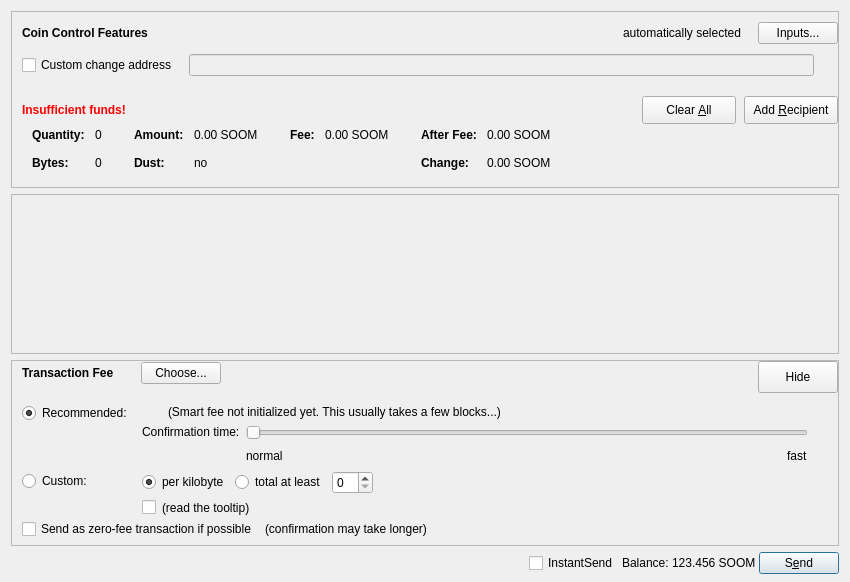
Qt form src/qt/forms/sendcoinsdialog.ui (soom-4th-blockchain/soom-core) before a commit.
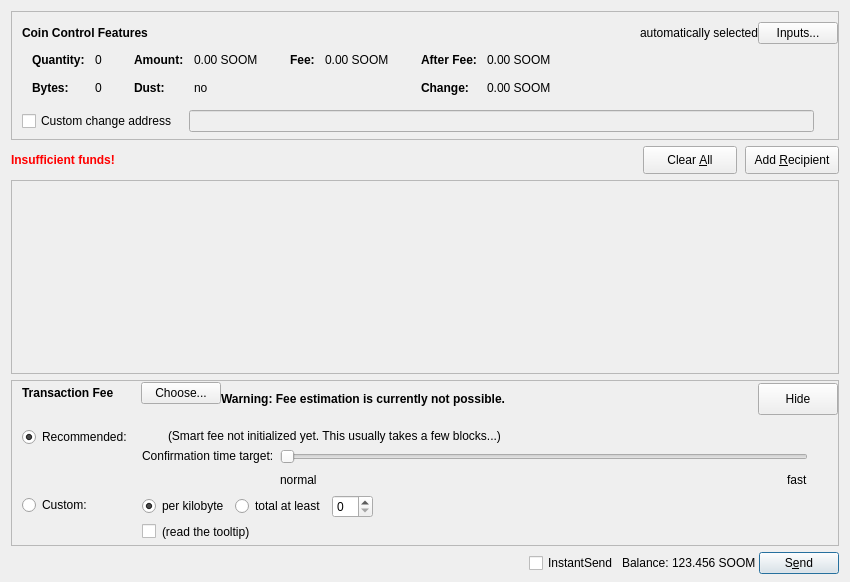
The same form after that commit. Custom widgets are drawn as their Qt base class.

Diff of the .ui file:
```diff
--- a/src/qt/forms/sendcoinsdialog.ui
+++ b/src/qt/forms/sendcoinsdialog.ui
@@ -13,7 +13,7 @@
   <property name="windowTitle">
    <string>Send Coins</string>
   </property>
-  <layout class="QVBoxLayout" name="verticalLayout" stretch="0,1,0,0">
+  <layout class="QVBoxLayout" name="verticalLayout" stretch="0,0,1,0,0">
    <property name="bottomMargin">
     <number>8</number>
    </property>
@@ -54,7 +54,7 @@
        <number>6</number>
       </property>
       <item>
-       <layout class="QVBoxLayout" name="verticalLayoutCoinControl" stretch="0,0,0,0,1">
+       <layout class="QVBoxLayout" name="verticalLayoutCoinControl" stretch="0,0,0,1">
         <property name="spacing">
          <number>0</number>
         </property>
@@ -95,13 +95,25 @@
            <widget class="QLabel" name="labelCoinControlAutomaticallySelected">
             <property name="maximumSize">
              <size>
-              <width>135</width>
+              <width>16777215</width>
               <height>16777215</height>
              </size>
             </property>
+            <property name="font">
+             <font>
+              <weight>50</weight>
+              <bold>false</bold>
+             </font>
+            </property>
+            <property name="layoutDirection">
+             <enum>Qt::LeftToRight</enum>
+            </property>
             <property name="text">
              <string>automatically selected</string>
             </property>
+            <property name="alignment">
+             <set>Qt::AlignRight|Qt::AlignTrailing|Qt::AlignVCenter</set>
+            </property>
             <property name="margin">
              <number>5</number>
             </property>
@@ -128,156 +140,6 @@
           </item>
          </layout>
         </item>
-        <item>
-         <layout class="QHBoxLayout" name="horizontalLayoutCoinControl4" stretch="0,0,0">
-          <property name="spacing">
-           <number>12</number>
-          </property>
-          <property name="sizeConstraint">
-           <enum>QLayout::SetDefaultConstraint</enum>
-          </property>
-          <property name="topMargin">
-           <number>5</number>
-          </property>
-          <property name="rightMargin">
-           <number>5</number>
-          </property>
-          <item>
-           <widget class="QCheckBox" name="checkBoxCoinControlChange">
-            <property name="toolTip">
-             <string>If this is activated, but the change address is empty or invalid, change will be sent to a newly generated address.</string>
-            </property>
-            <property name="text">
-             <string>Custom change address</string>
-            </property>
-           </widget>
-          </item>
-          <item>
-           <widget class="QValidatedLineEdit" name="lineEditCoinControlChange">
-            <property name="enabled">
-             <bool>false</bool>
-            </property>
-            <property name="sizePolicy">
-             <sizepolicy hsizetype="Expanding" vsizetype="Fixed">
-              <horstretch>0</horstretch>
-              <verstretch>0</verstretch>
-             </sizepolicy>
-            </property>
-           </widget>
-          </item>
-          <item>
-           <widget class="QLabel" name="labelCoinControlChangeLabel">
-            <property name="sizePolicy">
-             <sizepolicy hsizetype="Preferred" vsizetype="Expanding">
-              <horstretch>0</horstretch>
-              <verstretch>0</verstretch>
-             </sizepolicy>
-            </property>
-            <property name="minimumSize">
-             <size>
-              <width>0</width>
-              <height>0</height>
-             </size>
-            </property>
-            <property name="text">
-             <string/>
-            </property>
-            <property name="margin">
-             <number>3</number>
-            </property>
-           </widget>
-          </item>
-         </layout>
-        </item>
-        <item>
-         <layout class="QHBoxLayout" name="horizontalLayoutCoinControl2" stretch="0,0,0,0">
-          <property name="spacing">
-           <number>8</number>
-          </property>
-          <property name="topMargin">
-           <number>20</number>
-          </property>
-          <property name="bottomMargin">
-           <number>0</number>
-          </property>
-          <item>
-           <widget class="QLabel" name="labelCoinControlInsuffFunds">
-            <property name="font">
-             <font>
-              <weight>75</weight>
-              <bold>true</bold>
-             </font>
-            </property>
-            <property name="styleSheet">
-             <string notr="true">color:red;font-weight:bold;</string>
-            </property>
-            <property name="text">
-             <string>Insufficient funds!</string>
-            </property>
-            <property name="margin">
-             <number>5</number>
-            </property>
-           </widget>
-          </item>
-          <item>
-           <spacer name="horizontalSpacerCoinControl">
-            <property name="orientation">
-             <enum>Qt::Horizontal</enum>
-            </property>
-            <property name="sizeHint" stdset="0">
-             <size>
-              <width>40</width>
-              <height>1</height>
-             </size>
-            </property>
-           </spacer>
-          </item>
-          <item>
-           <widget class="QPushButton" name="clearButton">
-            <property name="sizePolicy">
-             <sizepolicy hsizetype="Minimum" vsizetype="Fixed">
-              <horstretch>0</horstretch>
-              <verstretch>0</verstretch>
-             </sizepolicy>
-            </property>
-            <property name="minimumSize">
-             <size>
-              <width>94</width>
-              <height>28</height>
-             </size>
-            </property>
-            <property name="toolTip">
-             <string>Clear all fields of the form.</string>
-            </property>
-            <property name="text">
-             <string>Clear &amp;All</string>
-            </property>
-            <property name="autoDefault">
-             <bool>false</bool>
-            </property>
-           </widget>
-          </item>
-          <item>
-           <widget class="QPushButton" name="addButton">
-            <property name="minimumSize">
-             <size>
-              <width>94</width>
-              <height>28</height>
-             </size>
-            </property>
-            <property name="toolTip">
-             <string>Send to multiple recipients at once</string>
-            </property>
-            <property name="text">
-             <string>Add &amp;Recipient</string>
-            </property>
-            <property name="autoDefault">
-             <bool>false</bool>
-            </property>
-           </widget>
-          </item>
-         </layout>
-        </item>
         <item>
          <widget class="QWidget" name="widgetCoinControl" native="true">
           <property name="sizePolicy">
@@ -618,6 +480,67 @@
           </layout>
          </widget>
         </item>
+        <item>
+         <layout class="QHBoxLayout" name="horizontalLayoutCoinControl4" stretch="0,0,0">
+          <property name="spacing">
+           <number>12</number>
+          </property>
+          <property name="sizeConstraint">
+           <enum>QLayout::SetDefaultConstraint</enum>
+          </property>
+          <property name="topMargin">
+           <number>5</number>
+          </property>
+          <property name="rightMargin">
+           <number>5</number>
+          </property>
+          <item>
+           <widget class="QCheckBox" name="checkBoxCoinControlChange">
+            <property name="toolTip">
+             <string>If this is activated, but the change address is empty or invalid, change will be sent to a newly generated address.</string>
+            </property>
+            <property name="text">
+             <string>Custom change address</string>
+            </property>
+           </widget>
+          </item>
+          <item>
+           <widget class="QValidatedLineEdit" name="lineEditCoinControlChange">
+            <property name="enabled">
+             <bool>false</bool>
+            </property>
+            <property name="sizePolicy">
+             <sizepolicy hsizetype="Expanding" vsizetype="Fixed">
+              <horstretch>0</horstretch>
+              <verstretch>0</verstretch>
+             </sizepolicy>
+            </property>
+           </widget>
+          </item>
+          <item>
+           <widget class="QLabel" name="labelCoinControlChangeLabel">
+            <property name="sizePolicy">
+             <sizepolicy hsizetype="Preferred" vsizetype="Expanding">
+              <horstretch>0</horstretch>
+              <verstretch>0</verstretch>
+             </sizepolicy>
+            </property>
+            <property name="minimumSize">
+             <size>
+              <width>0</width>
+              <height>0</height>
+             </size>
+            </property>
+            <property name="text">
+             <string/>
+            </property>
+            <property name="margin">
+             <number>3</number>
+            </property>
+           </widget>
+          </item>
+         </layout>
+        </item>
         <item>
          <spacer name="verticalSpacerCoinControl">
           <property name="orientation">
@@ -636,6 +559,95 @@
      </layout>
     </widget>
    </item>
+   <item>
+    <layout class="QHBoxLayout" name="horizontalLayoutCoinControl2" stretch="0,0,0,0">
+     <property name="spacing">
+      <number>8</number>
+     </property>
+     <property name="topMargin">
+      <number>0</number>
+     </property>
+     <property name="bottomMargin">
+      <number>0</number>
+     </property>
+     <item>
+      <widget class="QLabel" name="labelCoinControlInsuffFunds">
+       <property name="font">
+        <font>
+         <weight>75</weight>
+         <bold>true</bold>
+        </font>
+       </property>
+       <property name="styleSheet">
+        <string notr="true">color:red;font-weight:bold;</string>
+       </property>
+       <property name="text">
+        <string>Insufficient funds!</string>
+       </property>
+       <property name="margin">
+        <number>5</number>
+       </property>
+      </widget>
+     </item>
+     <item>
+      <spacer name="horizontalSpacerCoinControl">
+       <property name="orientation">
+        <enum>Qt::Horizontal</enum>
+       </property>
+       <property name="sizeHint" stdset="0">
+        <size>
+         <width>40</width>
+         <height>1</height>
+        </size>
+       </property>
+      </spacer>
+     </item>
+     <item>
+      <widget class="QPushButton" name="clearButton">
+       <property name="sizePolicy">
+        <sizepolicy hsizetype="Minimum" vsizetype="Fixed">
+         <horstretch>0</horstretch>
+         <verstretch>0</verstretch>
+        </sizepolicy>
+       </property>
+       <property name="minimumSize">
+        <size>
+         <width>94</width>
+         <height>28</height>
+        </size>
+       </property>
+       <property name="toolTip">
+        <string>Clear all fields of the form.</string>
+       </property>
+       <property name="text">
+        <string>Clear &amp;All</string>
+       </property>
+       <property name="autoDefault">
+        <bool>false</bool>
+       </property>
+      </widget>
+     </item>
+     <item>
+      <widget class="QPushButton" name="addButton">
+       <property name="minimumSize">
+        <size>
+         <width>94</width>
+         <height>28</height>
+        </size>
+       </property>
+       <property name="toolTip">
+        <string>Send to multiple recipients at once</string>
+       </property>
+       <property name="text">
+        <string>Add &amp;Recipient</string>
+       </property>
+       <property name="autoDefault">
+        <bool>false</bool>
+       </property>
+      </widget>
+     </item>
+    </layout>
+   </item>
    <item>
     <widget class="QScrollArea" name="scrollArea">
      <property name="widgetResizable">
@@ -647,7 +659,7 @@
         <x>0</x>
         <y>0</y>
         <width>830</width>
-        <height>72</height>
+        <height>113</height>
        </rect>
       </property>
       <layout class="QVBoxLayout" name="verticalLayout_2" stretch="0,1">
@@ -835,16 +847,35 @@
               <property name="orientation">
                <enum>Qt::Vertical</enum>
               </property>
+              <property name="sizeType">
+               <enum>QSizePolicy::Fixed</enum>
+              </property>
               <property name="sizeHint" stdset="0">
                <size>
                 <width>1</width>
-                <height>4</height>
+                <height>8</height>
                </size>
               </property>
              </spacer>
             </item>
            </layout>
           </item>
+          <item>
+           <widget class="QLabel" name="fallbackFeeWarningLabel">
+            <property name="font">
+             <font>
+              <weight>75</weight>
+              <bold>true</bold>
+             </font>
+            </property>
+            <property name="toolTip">
+             <string>Using the fallbackfee can result in sending a transaction that will take several hours or days (or never) to confirm. Consider choosing your fee manually or wait until your have validated the complete chain.</string>
+            </property>
+            <property name="text">
+             <string>Warning: Fee estimation is currently not possible.</string>
+            </property>
+           </widget>
+          </item>
           <item>
            <spacer name="horizontalSpacer_4">
             <property name="orientation">
@@ -1129,7 +1160,7 @@
                    <item>
                     <widget class="QLabel" name="labelSmartFee3">
                      <property name="text">
-                      <string>Confirmation time:</string>
+                      <string>Confirmation time target:</string>
                      </property>
                      <property name="margin">
                       <number>2</number>
@@ -1206,6 +1237,29 @@
                        </property>
                       </spacer>
                      </item>
+                     <item>
+                      <widget class="QLabel" name="confirmationTargetLabel">
+                       <property name="enabled">
+                        <bool>true</bool>
+                       </property>
+                       <property name="text">
+                        <string/>
+                       </property>
+                      </widget>
+                     </item>
+                     <item>
+                      <spacer name="horizontalSpacer_7">
+                       <property name="orientation">
+                        <enum>Qt::Horizontal</enum>
+                       </property>
+                       <property name="sizeHint" stdset="0">
+                        <size>
+                         <width>40</width>
+                         <height>20</height>
+                        </size>
+                       </property>
+                      </spacer>
+                     </item>
                      <item>
                       <widget class="QLabel" name="labelSmartFeeFast">
                        <property name="text">
@@ -1236,46 +1290,6 @@
              </item>
             </layout>
            </item>
-           <item>
-            <layout class="QHBoxLayout" name="horizontalLayoutFee5" stretch="0,0,0">
-             <property name="spacing">
-              <number>8</number>
-             </property>
-             <property name="bottomMargin">
-              <number>4</number>
-             </property>
-             <item>
-              <widget class="QCheckBox" name="checkBoxFreeTx">
-               <property name="text">
-                <string>Send as zero-fee transaction if possible</string>
-               </property>
-              </widget>
-             </item>
-             <item>
-              <widget class="QLabel" name="labelFreeTx">
-               <property name="text">
-                <string>(confirmation may take longer)</string>
-               </property>
-               <property name="margin">
-                <number>5</number>
-               </property>
-              </widget>
-             </item>
-             <item>
-              <spacer name="horizontalSpacerFee5">
-               <property name="orientation">
-                <enum>Qt::Horizontal</enum>
-               </property>
-               <property name="sizeHint" stdset="0">
-                <size>
-                 <width>1</width>
-                 <height>1</height>
-                </size>
-               </property>
-              </spacer>
-             </item>
-            </layout>
-           </item>
            <item>
             <spacer name="verticalSpacerFee2">
              <property name="orientation">
@@ -1407,17 +1421,17 @@
   </layout>
  </widget>
  <customwidgets>
+  <customwidget>
+   <class>QValidatedLineEdit</class>
+   <extends>QLineEdit</extends>
+   <header>qvalidatedlineedit.h</header>
+  </customwidget>
   <customwidget>
    <class>BitcoinAmountField</class>
    <extends>QSpinBox</extends>
    <header>bitcoinamountfield.h</header>
    <container>1</container>
   </customwidget>
-  <customwidget>
-   <class>QValidatedLineEdit</class>
-   <extends>QLineEdit</extends>
-   <header>qvalidatedlineedit.h</header>
-  </customwidget>
  </customwidgets>
  <resources>
   <include location="../soom.qrc"/>
```
Left out of the diff: 8 changed lines with no effect on the pictures.
